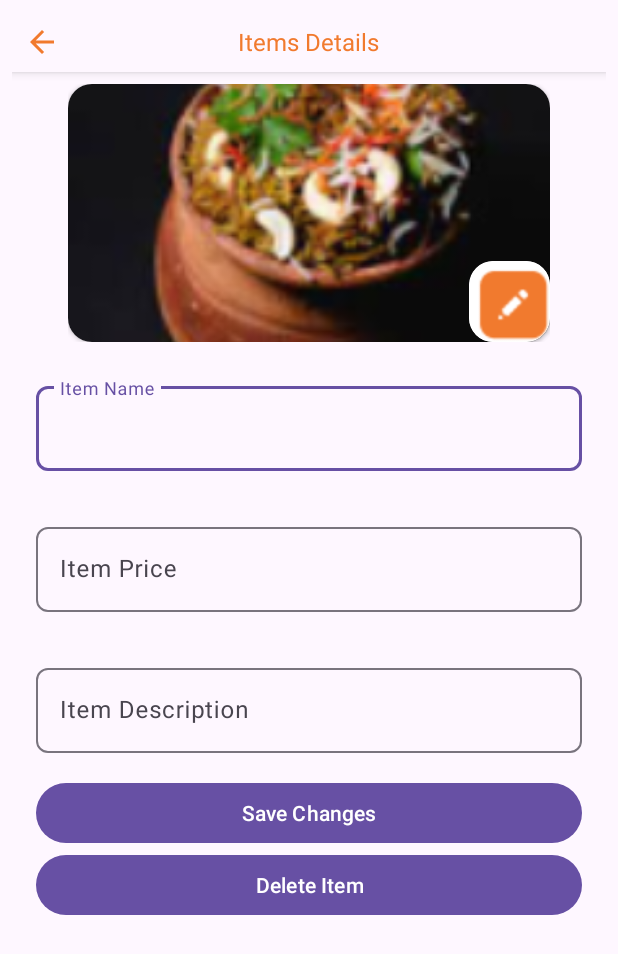
After one commit to gdsc-nits-org/Delivery-Admin, an Android app: the layout add_item.xml on its own in the app's theme, with its tools: preview values and no code run, on a phone screen of 412 x 824 dp. The commit adds this screen. Shown: the top 954 px of the screen. Run offline under Robolectric (Android 15) with nearby library versions, the phone set to English and light mode, and no system bars.

Commit message:
added item details page

```diff
--- a/app/build.gradle.kts
+++ b/app/build.gradle.kts
@@ -51,4 +51,5 @@ dependencies {
     implementation ("androidx.cardview:cardview:1.0.0")
     // recyclerview
     implementation ("androidx.recyclerview:recyclerview:1.3.2")
+
 }
--- /dev/null
+++ b/app/src/main/res/drawable/edit_text_border.xml
@@ -0,0 +1,9 @@
+<!-- res/drawable/edittext_border.xml -->
+<shape xmlns:android="http://schemas.android.com/apk/res/android"
+    android:shape="rectangle">
+    <stroke
+        android:width="1dp"
+        android:color="@color/orange" /> <!-- Adjust color and width as needed -->
+    <corners
+        android:radius="4dp" /> <!-- Adjust radius for rounded corners if needed -->
+</shape>
--- /dev/null
+++ b/app/src/main/res/layout/add_item.xml
@@ -0,0 +1,158 @@
+<?xml version="1.0" encoding="utf-8"?>
+<LinearLayout xmlns:android="http://schemas.android.com/apk/res/android"
+    android:layout_width="match_parent"
+    android:layout_height="wrap_content"
+    xmlns:app="http://schemas.android.com/apk/res-auto"
+    android:padding="8dp"
+    android:elevation="4dp"
+    android:orientation="vertical">
+    <RelativeLayout
+        android:layout_width="match_parent"
+        android:layout_height="wrap_content"
+        android:padding="8dp"
+        android:elevation="4dp"
+        android:background="?android:attr/windowBackground">
+        <ImageView
+            android:id="@+id/backArrow"
+            android:layout_width="24dp"
+            android:layout_height="24dp"
+            android:layout_alignParentStart="true"
+            android:layout_centerVertical="true"
+            android:src="@drawable/orange_back_arrow"/>
+
+        <!-- Menu Text in the Center -->
+        <TextView
+            android:id="@+id/menuText"
+            android:layout_width="wrap_content"
+            android:layout_height="wrap_content"
+            android:textColor="@color/orange"
+            android:text="@string/add_items"
+            android:layout_centerInParent="true"
+            android:textSize="16sp"
+            android:letterSpacing="0"/>
+
+
+    </RelativeLayout>
+
+
+    <RelativeLayout
+        android:layout_width="337dp"
+        android:layout_height="188dp"
+        app:layout_constraintBottom_toBottomOf="parent"
+        app:layout_constraintRight_toRightOf="parent"
+        android:layout_gravity="center_horizontal"
+        app:layout_constraintTop_toTopOf="parent"
+        android:padding="8dp">
+
+        <androidx.cardview.widget.CardView
+            android:layout_width="match_parent"
+            android:layout_height="wrap_content"
+            app:cardCornerRadius="16dp"
+            >
+
+            <ImageView
+                android:id="@+id/dishItemImage"
+                android:layout_width="337dp"
+                android:layout_height="188dp"
+                android:scaleType="centerCrop"
+                android:src="@drawable/dummy_food" />
+
+        </androidx.cardview.widget.CardView>
+
+
+        <androidx.cardview.widget.CardView
+            android:layout_width="wrap_content"
+            android:layout_height="wrap_content"
+            android:layout_alignParentEnd="true"
+            android:layout_alignParentBottom="true"
+            app:cardCornerRadius="16dp"
+            >
+
+            <ImageView
+                android:layout_width="54dp"
+                android:layout_height="54dp"
+                android:scaleType="centerCrop"
+                android:src="@drawable/edit_button" />
+        </androidx.cardview.widget.CardView>
+    </RelativeLayout>
+
+    <LinearLayout
+        android:layout_width="match_parent"
+        android:layout_height="wrap_content"
+        android:orientation="vertical">
+
+        <com.google.android.material.textfield.TextInputLayout
+            android:layout_width="match_parent"
+            android:layout_height="wrap_content"
+            android:padding="16dp"
+            android:hint="Item Name"
+            app:hintEnabled="true"
+            app:boxStrokeWidth="1dp"
+            app:boxCornerRadiusTopStart="8dp"
+            app:boxCornerRadiusTopEnd="8dp"
+            app:boxCornerRadiusBottomStart="8dp"
+            app:boxCornerRadiusBottomEnd="8dp">
+
+            <com.google.android.material.textfield.TextInputEditText
+                android:layout_width="match_parent"
+                android:layout_height="wrap_content"
+                android:inputType="text" />
+
+        </com.google.android.material.textfield.TextInputLayout>
+
+        <com.google.android.material.textfield.TextInputLayout
+            android:layout_width="match_parent"
+            android:layout_height="wrap_content"
+            android:padding="16dp"
+            android:hint="Item Price"
+            app:hintEnabled="true"
+            app:boxStrokeWidth="1dp"
+            app:boxCornerRadiusTopStart="8dp"
+            app:boxCornerRadiusTopEnd="8dp"
+            app:boxCornerRadiusBottomStart="8dp"
+            app:boxCornerRadiusBottomEnd="8dp">
+
+            <com.google.android.material.textfield.TextInputEditText
+                android:layout_width="match_parent"
+                android:layout_height="wrap_content"
+                android:inputType="text" />
+
+        </com.google.android.material.textfield.TextInputLayout>
+
+        <com.google.android.material.textfield.TextInputLayout
+            android:layout_width="match_parent"
+            android:layout_height="wrap_content"
+            android:padding="16dp"
+            android:hint="Item Description"
+            app:hintEnabled="true"
+            app:boxStrokeWidth="1dp"
+            app:boxCornerRadiusTopStart="8dp"
+            app:boxCornerRadiusTopEnd="8dp"
+            app:boxCornerRadiusBottomStart="8dp"
+            app:boxCornerRadiusBottomEnd="8dp">
+
+            <com.google.android.material.textfield.TextInputEditText
+                android:layout_width="match_parent"
+                android:layout_height="wrap_content"
+                android:inputType="text" />
+
+        </com.google.android.material.textfield.TextInputLayout>
+
+        <Button
+            android:layout_width="match_parent"
+            android:layout_height="wrap_content"
+            android:layout_marginHorizontal="16dp"
+            android:text="Save Changes"
+            />
+
+        <Button
+            android:layout_width="match_parent"
+            android:layout_height="wrap_content"
+            android:layout_marginHorizontal="16dp"
+            android:text="Delete Item"
+            />
+
+    </LinearLayout>
+
+
+</LinearLayout>
--- a/app/src/main/res/layout/dish_item.xml
+++ b/app/src/main/res/layout/dish_item.xml
@@ -97,7 +97,7 @@
                 android:layout_height="wrap_content"
                 android:layout_alignParentEnd="true"
                 android:layout_alignParentBottom="true"
-                app:cardCornerRadius="8dp"
+                app:cardCornerRadius="16dp"
 
                 >
 
--- a/app/src/main/res/layout/menue.xml
+++ /dev/null
@@ -1,274 +0,0 @@
-<?xml version="1.0" encoding="utf-8"?>
-<LinearLayout xmlns:android="http://schemas.android.com/apk/res/android"
-    android:layout_width="match_parent"
-    android:layout_height="wrap_content"
-    xmlns:app="http://schemas.android.com/apk/res-auto"
-    android:padding="8dp"
-    android:elevation="4dp"
-    android:orientation="vertical">
-<!--<RelativeLayout-->
-<!--    android:layout_width="match_parent"-->
-<!--    android:layout_height="wrap_content"-->
-<!--    android:padding="8dp"-->
-<!--    android:elevation="4dp"-->
-<!--    android:background="?android:attr/windowBackground">-->
-<!--    <ImageView-->
-<!--        android:id="@+id/backArrow"-->
-<!--        android:layout_width="24dp"-->
-<!--        android:layout_height="24dp"-->
-<!--        android:layout_alignParentStart="true"-->
-<!--        android:layout_centerVertical="true"-->
-<!--        android:src="@drawable/orange_back_arrow"/>-->
-
-<!--    &lt;!&ndash; Menu Text in the Center &ndash;&gt;-->
-<!--    <TextView-->
-<!--        android:id="@+id/menuText"-->
-<!--        android:layout_width="wrap_content"-->
-<!--        android:layout_height="wrap_content"-->
-<!--        android:textColor="@color/orange"-->
-<!--        android:text="@string/menu"-->
-<!--        android:layout_centerInParent="true"-->
-<!--        android:textSize="16sp"-->
-<!--        android:letterSpacing="0"/>-->
-<!--</RelativeLayout>-->
-
-<!--    &lt;!&ndash; Image with rounded corners &ndash;&gt;-->
-<!--    <LinearLayout-->
-<!--        android:layout_width="match_parent"-->
-<!--        android:layout_height="wrap_content"-->
-<!--        android:orientation="horizontal"-->
-<!--        android:padding="16dp">-->
-<!--    <ImageView-->
-<!--        android:id="@+id/image"-->
-<!--        android:layout_width="100dp"-->
-<!--        android:layout_height="97dp"-->
-<!--        android:src="@drawable/media"-->
-<!--        android:scaleType="centerCrop"-->
-<!--        />-->
-
-<!--    &lt;!&ndash; Content Column &ndash;&gt;-->
-<!--    <LinearLayout-->
-<!--        android:layout_width="wrap_content"-->
-<!--        android:layout_height="wrap_content"-->
-<!--        android:orientation="vertical"-->
-<!--        android:layout_marginStart="8dp">-->
-
-<!--        &lt;!&ndash; Title Text &ndash;&gt;-->
-<!--        <TextView-->
-<!--            android:id="@+id/title"-->
-<!--            android:layout_width="wrap_content"-->
-<!--            android:layout_height="wrap_content"-->
-<!--            android:text="Park Cafe"-->
-<!--            android:textSize="22sp"-->
-<!--            />-->
-
-<!--        &lt;!&ndash; Subtitle Text &ndash;&gt;-->
-<!--        <TextView-->
-<!--            android:id="@+id/subtitle"-->
-<!--            android:layout_width="wrap_content"-->
-<!--            android:layout_height="wrap_content"-->
-<!--            android:text="Masimpur, Silchar"-->
-<!--            />-->
-
-<!--        &lt;!&ndash; Rating Row &ndash;&gt;-->
-<!--        <LinearLayout-->
-<!--            android:layout_width="wrap_content"-->
-<!--            android:layout_height="wrap_content"-->
-<!--            android:orientation="horizontal"-->
-<!--            android:layout_marginTop="8dp">-->
-
-<!--            &lt;!&ndash; Average Rating Text &ndash;&gt;-->
-<!--            <TextView-->
-<!--                android:id="@+id/avgRating"-->
-<!--                android:layout_width="wrap_content"-->
-<!--                android:layout_height="wrap_content"-->
-<!--                android:text="Avg. Rating :"-->
-<!--                android:textStyle="bold"-->
-<!--                android:fontWeight="600"/>-->
-
-<!--            &lt;!&ndash; Rating Image &ndash;&gt;-->
-<!--            <ImageView-->
-<!--                android:id="@+id/ratingImage"-->
-<!--                android:layout_width="32dp"-->
-<!--                android:layout_height="17dp"-->
-<!--                android:layout_marginStart="8dp"-->
-<!--                android:src="@drawable/rating_4"-->
-<!--                />-->
-<!--        </LinearLayout>-->
-<!--    </LinearLayout>-->
-<!--    </LinearLayout>-->
-<!--    <LinearLayout-->
-<!--        android:layout_width="match_parent"-->
-<!--        android:layout_height="wrap_content"-->
-<!--        android:orientation="horizontal">-->
-
-<!--        <Button-->
-<!--            android:layout_width="wrap_content"-->
-<!--            android:layout_height="wrap_content"-->
-<!--            android:layout_marginEnd="8dp"-->
-<!--            android:text="@string/Options"-->
-<!--            android:textStyle="bold"-->
-<!--            android:textColor="@color/orange"-->
-
-<!--            android:background="@drawable/button_border"/>-->
-
-<!--        <Button-->
-<!--            android:layout_width="wrap_content"-->
-<!--            android:layout_height="wrap_content"-->
-<!--            android:layout_marginEnd="8dp"-->
-<!--            android:text="@string/Options"-->
-<!--            android:textStyle="bold"-->
-<!--            android:textColor="@color/orange"-->
-<!--            android:background="@drawable/button_border"/>-->
-
-<!--        <Button-->
-<!--            android:layout_width="wrap_content"-->
-<!--            android:layout_height="wrap_content"-->
-<!--            android:layout_marginEnd="8dp"-->
-<!--            android:textStyle="bold"-->
-<!--            android:text="@string/Options"-->
-<!--            android:textColor="@color/orange"-->
-<!--            android:background="@drawable/button_border"/>-->
-<!--    </LinearLayout>-->
-
-<!--    <RelativeLayout-->
-<!--    android:layout_width="match_parent"-->
-<!--    android:layout_height="wrap_content"-->
-<!--    android:padding="16dp">-->
-
-<!--    <TextView-->
-<!--        android:id="@+id/textView"-->
-<!--        android:layout_width="wrap_content"-->
-<!--        android:layout_height="wrap_content"-->
-<!--        android:text="Starters"-->
-<!--        android:textSize="24sp"-->
-<!--        android:letterSpacing="0" />-->
-
-<!--    <ImageView-->
-<!--        android:layout_width="wrap_content"-->
-<!--        android:layout_height="wrap_content"-->
-<!--        android:src="@drawable/arrow_up"-->
-<!--        android:layout_alignParentEnd="true"-->
-<!--        android:layout_centerVertical="true" />-->
-
-<!--</RelativeLayout>-->
-
-<!--    <TextView-->
-<!--        android:layout_width="wrap_content"-->
-<!--        android:layout_height="wrap_content"-->
-<!--        android:text="VEG STARTERS"-->
-<!--        android:paddingTop="16dp"-->
-<!--        android:paddingLeft="16dp"-->
-<!--        android:textSize="22dp"/>-->
-
-<!--&lt;!&ndash;    <androidx.recyclerview.widget.RecyclerView&ndash;&gt;-->
-<!--&lt;!&ndash;        android:id="@+id/items_recycler_view"&ndash;&gt;-->
-<!--&lt;!&ndash;        android:layout_width="match_parent"&ndash;&gt;-->
-<!--&lt;!&ndash;        android:layout_height="match_parent"/>&ndash;&gt;-->
-
-
-<!--    <androidx.constraintlayout.widget.ConstraintLayout-->
-<!--        android:layout_width="match_parent"-->
-<!--        android:layout_height="wrap_content"-->
-<!--        android:padding="8dp"-->
-<!--        android:orientation="horizontal">-->
-
-<!--        <LinearLayout-->
-<!--            android:layout_width="wrap_content"-->
-<!--            android:layout_height="wrap_content"-->
-<!--            app:layout_constraintTop_toTopOf="parent"-->
-<!--            app:layout_constraintLeft_toLeftOf="parent"-->
-<!--            android:orientation="vertical">-->
-
-<!--            <ImageView-->
-<!--                android:layout_width="24dp"-->
-<!--                android:layout_height="24dp"-->
-<!--                android:src="@drawable/non_vegetarian_food_symbol"-->
-<!--            android:scaleType="centerCrop"-->
-<!--            android:layout_marginBottom="8dp"/>-->
-
-<!--            <TextView-->
-<!--                android:layout_width="wrap_content"-->
-<!--                android:layout_height="wrap_content"-->
-<!--                android:text="Dish Name"-->
-<!--                android:textSize="22sp"-->
-<!--                />-->
-
-<!--            <TextView-->
-<!--                android:layout_width="wrap_content"-->
-<!--                android:layout_height="wrap_content"-->
-<!--                android:text="$20"-->
-<!--                android:textSize="20sp"-->
-<!--                android:layout_marginBottom="8dp"/>-->
-
-<!--            <TextView-->
-<!--                android:layout_width="wrap_content"-->
-<!--                android:layout_height="wrap_content"-->
-<!--                android:text="Ingredients Ingredients\nIngredients Ingredients"-->
-<!--                />-->
-
-<!--            <LinearLayout-->
-<!--                android:layout_width="wrap_content"-->
-<!--                android:layout_height="wrap_content"-->
-<!--                android:orientation="horizontal">-->
-
-<!--                <TextView-->
-<!--                    android:layout_width="wrap_content"-->
-<!--                    android:layout_height="wrap_content"-->
-<!--                    android:text="Item Status"-->
-<!--                    android:fontWeight="500"/>-->
-
-<!--                <Switch-->
-<!--                    android:layout_width="wrap_content"-->
-<!--                    android:layout_height="wrap_content"-->
-<!--                    android:checked="true"-->
-<!--                android:layout_marginStart="8dp"-->
-<!--                android:trackTint="@color/orange"-->
-<!--                android:thumbTint="@color/black"-->
-<!--                /> &lt;!&ndash; Set your listener for switch changes &ndash;&gt;-->
-<!--            </LinearLayout>-->
-<!--        </LinearLayout>-->
-
-<!--        <RelativeLayout-->
-<!--            android:layout_width="130dp"-->
-<!--            android:layout_height="126dp"-->
-<!--            app:layout_constraintBottom_toBottomOf="parent"-->
-<!--            app:layout_constraintRight_toRightOf="parent"-->
-<!--            app:layout_constraintTop_toTopOf="parent">-->
-
-<!--            <ImageView-->
-<!--                android:layout_width="130dp"-->
-<!--                android:layout_height="126dp"-->
-<!--                android:scaleType="centerCrop"-->
-<!--                android:src="@drawable/dummy_food" />-->
-
-<!--            <androidx.cardview.widget.CardView-->
-<!--                android:layout_width="wrap_content"-->
-<!--                android:layout_height="wrap_content"-->
-<!--                android:layout_alignParentEnd="true"-->
-<!--                android:layout_alignParentBottom="true"-->
-<!--                app:cardCornerRadius="8dp"-->
-
-<!--                >-->
-
-<!--                <ImageView-->
-<!--                    android:layout_width="36.22dp"-->
-<!--                    android:layout_height="36.22dp"-->
-<!--                    android:scaleType="centerCrop"-->
-<!--                    android:src="@drawable/edit_button" />-->
-<!--            </androidx.cardview.widget.CardView>-->
-<!--        </RelativeLayout>-->
-
-<!--        <View-->
-<!--            android:layout_width="match_parent"-->
-<!--            android:layout_height="2dp"-->
-<!--            android:background="@drawable/dotted_divider"-->
-<!--            app:layout_constraintStart_toStartOf="parent"-->
-<!--            app:layout_constraintTop_toBottomOf="parent" />-->
-<!--    </androidx.constraintlayout.widget.ConstraintLayout>-->
-
-
-
-
-
-</LinearLayout>
--- a/app/src/main/res/values/strings.xml
+++ b/app/src/main/res/values/strings.xml
@@ -5,6 +5,7 @@
     <string name="menu">Menu</string>
     <string name="profile">Profile</string>
     <string name="Options">Options</string>
+    <string name="add_items">Items Details</string>
     <!-- TODO: Remove or change this placeholder text -->
     <string name="hello_blank_fragment">Hello blank fragment</string>
 </resources>
```
